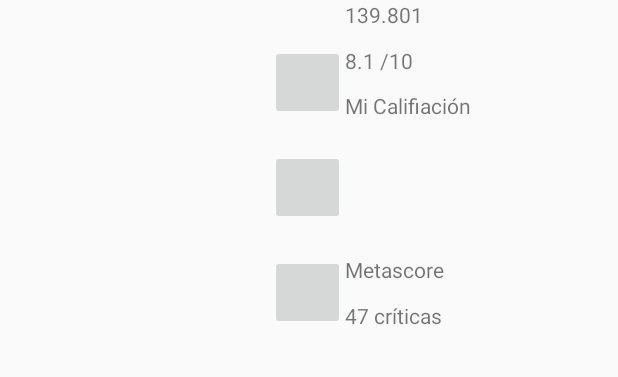
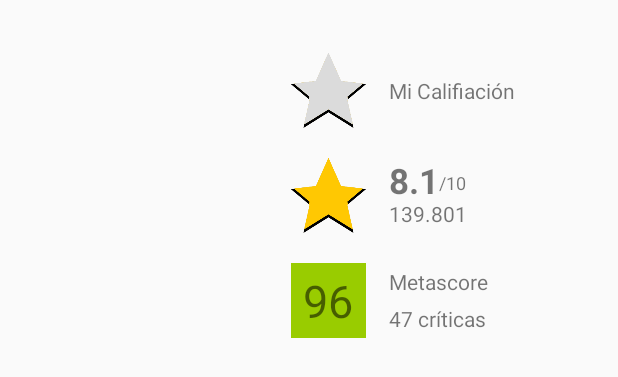
Before and after one commit to pandrioli/moviews, an Android app: the layout fragment_movie_details_poster.xml on its own in the app's theme, with its tools: preview values and no code run, on a phone screen of 412 x 824 dp. Shown: the top 377 px of the screen. Run offline under Robolectric (Android 15) with nearby library versions, the phone set to English and light mode, and no system bars.

Commit message:
Agregados MovieDetailsActivity, MovieDetailsTitle, MovieDetailsPoster
* Agregada una nueva actividad que muestra todos los Fragments nuevos: MovieDetailsActivity
* Agregado el MovieDetailsPosterFragment: encargado de mostrar la seccion del poster y ratings en los detalles de la pelicula
* Agregado el MovieDetailsTitleFragment encargado de mostrar el titulo, año, duracion, generos y una pequeña de la pelicula en los detalles de la pelicula
* Cambiado el nombre de la aplicación
* Modificada la Entity MovieDetailsAPI para que devuelva strings personalizadas para los nuevos fragments
* Agregado un nuevo boton para iniciar la actividad en el MainActivity

```diff
--- a/app/build.gradle
+++ b/app/build.gradle
@@ -41,7 +41,8 @@ dependencies {
     compile 'com.squareup.retrofit2:retrofit:2.3.0'
     compile 'com.squareup.retrofit2:converter-gson:2.1.0'
     compile 'com.squareup.okhttp3:logging-interceptor:3.8.0'
+    compile 'com.android.support.constraint:constraint-layout:1.0.2'
+    testCompile 'junit:junit:4.12'
     compile 'com.jakewharton:butterknife:8.6.0'
-    testCompile 'junit:junit:4.12'
     annotationProcessor 'com.jakewharton:butterknife-compiler:8.6.0'
 }
--- a/app/src/main/AndroidManifest.xml
+++ b/app/src/main/AndroidManifest.xml
@@ -27,7 +27,8 @@
         <activity android:name=".Activities.WebClientActivity" />
         <activity android:name=".Activities.LoginActivity" />
         <activity android:name=".Activities.TabsTestActivity" />
-        <activity android:name=".Activities.MovieDetailsTestActivity"></activity>
+        <activity android:name=".Activities.MovieDetailsTestActivity" />
+        <activity android:name=".Activities.MovieDetailsActivity"></activity>
     </application>
 
 </manifest>
--- a/app/src/main/java/digitalhouse/android/a0317moacns1c_02/Activities/MainActivity.java
+++ b/app/src/main/java/digitalhouse/android/a0317moacns1c_02/Activities/MainActivity.java
@@ -70,4 +70,10 @@ public class MainActivity extends AppCompatActivity {
         Intent intent = new Intent(this, TabsTestActivity.class);
         startActivity(intent);
     }
+
+    @OnClick(R.id.buttonToMovieDetailsActivity)
+    public void onClickMovieDetails(View v){
+        Intent intent = new Intent(this, MovieDetailsActivity.class);
+        startActivity(intent);
+    }
 }
--- a/app/src/main/res/layout/fragment_movie_details_poster.xml
+++ b/app/src/main/res/layout/fragment_movie_details_poster.xml
@@ -2,7 +2,11 @@
     xmlns:tools="http://schemas.android.com/tools"
     android:layout_width="match_parent"
     android:layout_height="wrap_content"
-    tools:context="digitalhouse.android.a0317moacns1c_02.Fragments.MovieDetailsPosterFragment">
+    tools:context="digitalhouse.android.a0317moacns1c_02.Fragments.MovieDetailsPosterFragment"
+    android:layout_marginLeft="14dp"
+    android:layout_marginRight="14dp"
+    android:layout_marginTop="5dp"
+    android:layout_marginBottom="5dp">
 
 
         <ImageView
@@ -11,13 +15,19 @@
             android:id="@+id/imageViewMDPPoster"
             />
 
-        <ImageButton
+        <ImageView
             android:layout_width="50dp"
             android:layout_height="50dp"
-            android:id="@+id/imageButtonMDPRate"
+            android:id="@+id/imageViewMDPRate"
 
             android:layout_marginTop="30dp"
             android:layout_marginLeft="20dp"
+            android:layout_marginRight="15dp"
+
+            android:src="@drawable/staricongrey"
+
+            android:scaleType="centerCrop"
+            android:adjustViewBounds="false"
 
             android:layout_alignBaseline="@id/imageViewMDPPoster"
             android:layout_toRightOf="@id/imageViewMDPPoster"
@@ -25,74 +35,109 @@
 
         <TextView
             android:layout_width="wrap_content"
-            android:layout_height="wrap_content"
+            android:layout_height="50dp"
             android:id="@+id/textViewMDPMyRate"
 
-            android:layout_toRightOf="@id/imageButtonMDPRate"
-            android:layout_alignBottom="@id/imageButtonMDPRate"
+            android:layout_toRightOf="@id/imageViewMDPRate"
+            android:layout_alignBottom="@id/imageViewMDPRate"
+
+            android:gravity="center"
 
             android:text="Mi Califiación"
             />
 
-        <ImageButton
+        <ImageView
             android:layout_width="50dp"
             android:layout_height="50dp"
-            android:id="@+id/imageButtonMDPActualRating"
+            android:id="@+id/imageViewMDPActualRating"
 
-            android:layout_centerVertical="true"
-            android:layout_alignLeft="@id/imageButtonMDPRate"
+            android:src="@drawable/stariconyellow"
+
+            android:layout_below="@id/imageViewMDPRate"
+            android:layout_above="@+id/textViewMDPMetaScoreRating"
+            android:layout_alignLeft="@id/imageViewMDPRate"
+
+            android:layout_marginTop="20dp"
+            android:layout_marginBottom="20dp"
+            android:layout_marginRight="15dp"
             />
 
         <TextView
             android:layout_width="wrap_content"
-            android:layout_height="wrap_content"
+            android:layout_height="25dp"
             android:id="@+id/textViewMDPActualRating"
 
-            android:layout_alignBottom="@id/imageButtonMDPActualRating"
-            android:layout_toRightOf="@id/imageButtonMDPActualRating"
+            android:gravity="center"
 
-            android:text="8.1 /10"
+
+            android:text="8.1"
+            android:textSize="23dp"
+            android:textStyle="bold"
+            android:layout_above="@+id/textViewMDPNumberOfRates"
+            android:layout_toEndOf="@+id/imageViewMDPActualRating" />
+
+        <TextView
+            android:layout_width="wrap_content"
+            android:layout_height="25dp"
+            android:gravity="bottom"
+            android:layout_toRightOf="@id/textViewMDPActualRating"
+            android:layout_alignBottom="@id/textViewMDPActualRating"
+            android:text="/10"
+            android:textSize="12dp"
+
             />
 
         <TextView
             android:layout_width="wrap_content"
-            android:layout_height="wrap_content"
+            android:layout_height="25dp"
             android:id="@+id/textViewMDPNumberOfRates"
 
-            android:layout_alignTop="@id/imageButtonMDPActualRating"
-            android:layout_toRightOf="@id/imageButtonMDPActualRating"
+            android:layout_alignBottom="@id/imageViewMDPActualRating"
+            android:layout_toRightOf="@id/imageViewMDPActualRating"
+            android:gravity="center"
 
             android:text="139.801"
             />
 
-        <ImageButton
+        <TextView
             android:layout_width="50dp"
             android:layout_height="50dp"
-            android:id="@+id/imageButtonMDPMetaScore"
+            android:background="@android:color/holo_green_light"
+            android:text="96"
+            android:textSize="30dp"
+            android:gravity="center"
+
+            android:id="@+id/textViewMDPMetaScoreRating"
+
             android:layout_marginBottom="30dp"
+            android:layout_marginRight="15dp"
 
-            android:layout_alignLeft="@id/imageButtonMDPRate"
+            android:layout_alignLeft="@id/imageViewMDPActualRating"
             android:layout_alignBottom="@id/imageViewMDPPoster"
             />
 
         <TextView
             android:layout_width="wrap_content"
-            android:layout_height="wrap_content"
-            android:id="@+id/textViewMDPMetaScore"
+            android:layout_height="25dp"
+            android:id="@+id/textViewMDPMetaScoreDescription"
 
-            android:layout_alignTop="@id/imageButtonMDPMetaScore"
-            android:layout_toRightOf="@id/imageButtonMDPMetaScore"
+            android:layout_alignTop="@id/textViewMDPMetaScoreRating"
+            android:layout_toRightOf="@id/textViewMDPMetaScoreRating"
+
+            android:gravity="center"
 
             android:text="Metascore"
             />
 
         <TextView
             android:layout_width="wrap_content"
-            android:layout_height="wrap_content"
+            android:layout_height="25dp"
             android:id="@+id/textViewMDPNumberOfCritics"
 
-            android:layout_alignBottom="@id/imageButtonMDPMetaScore"
-            android:layout_toRightOf="@id/imageButtonMDPMetaScore"
+            android:layout_alignBottom="@id/textViewMDPMetaScoreRating"
+            android:layout_toRightOf="@id/textViewMDPMetaScoreRating"
+
+            android:gravity="center"
 
             android:text="47 críticas"
             />
--- a/app/src/main/res/values/strings.xml
+++ b/app/src/main/res/values/strings.xml
@@ -1,5 +1,5 @@
 <resources>
-    <string name="app_name">0317MOACNS1C-02</string>
+    <string name="app_name">Moviews</string>
     <string name="hello_blank_fragment">Hello blank fragment</string>
 
 </resources>
```
Also changed, not shown: app/src/main/java/digitalhouse/android/a0317moacns1c_02/Activities/MovieDetailsActivity.java (added, +125 -0 lines), app/src/main/java/digitalhouse/android/a0317moacns1c_02/Entities/API/Genres/GenreAPI.java (+12 -1 lines), app/src/main/java/digitalhouse/android/a0317moacns1c_02/Entities/API/Misc/CompanyAPI.java (+13 -1 lines), app/src/main/java/digitalhouse/android/a0317moacns1c_02/Entities/API/Misc/LanguageAPI.java (+12 -1 lines), app/src/main/java/digitalhouse/android/a0317moacns1c_02/Entities/API/MovieDetails/MovieDetailsAPI.java (+35 -1 lines), app/src/main/java/digitalhouse/android/a0317moacns1c_02/Entities/MovieDetails/MovieDetailsTitle.java (deleted, +0 -87 lines), app/src/main/java/digitalhouse/android/a0317moacns1c_02/Fragments/MovieDetailsInfoFragment.java (deleted, +0 -43 lines), app/src/main/java/digitalhouse/android/a0317moacns1c_02/Fragments/MovieDetailsPosterFragment.java (+47 -2 lines), app/src/main/java/digitalhouse/android/a0317moacns1c_02/Fragments/MovieDetailsTitleFragment.java (added, +63 -0 lines), app/src/main/res/layout/activity_main.xml (+7 -0 lines), app/src/main/res/layout/activity_movie_details.xml (added, +33 -0 lines), app/src/main/res/layout/fragment_movie_details_title.xml (renamed from app/src/main/res/layout/fragment_movie_details_info.xml, +24 -10 lines), app/src/main/res/drawable/staricongrey.png (added), app/src/main/res/drawable/stariconyellow.png (added).
